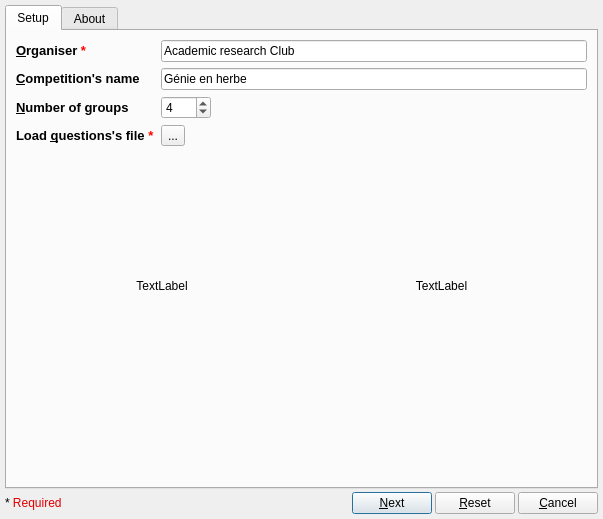
Before: the Qt Designer form include/ui_/DialogAdmin.ui in arcAcemK/LevelManager, drawn with Qt 5.
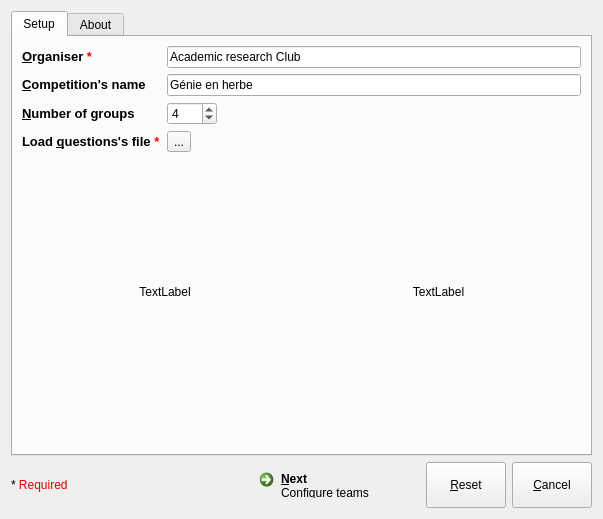
After: the same form once the commit is applied.

What changed in the file:
```diff
--- a/include/ui_/DialogAdmin.ui
+++ b/include/ui_/DialogAdmin.ui
@@ -124,22 +124,7 @@
   <property name="modal">
    <bool>false</bool>
   </property>
-  <layout class="QVBoxLayout" name="verticalLayout" stretch="0,0">
-   <property name="spacing">
-    <number>3</number>
-   </property>
-   <property name="leftMargin">
-    <number>5</number>
-   </property>
-   <property name="topMargin">
-    <number>5</number>
-   </property>
-   <property name="rightMargin">
-    <number>5</number>
-   </property>
-   <property name="bottomMargin">
-    <number>5</number>
-   </property>
+  <layout class="QVBoxLayout" name="verticalLayout">
    <item>
     <widget class="QTabWidget" name="tabContainer">
      <property name="enabled">
@@ -386,43 +371,57 @@
        </property>
        <property name="sizeHint" stdset="0">
         <size>
-         <width>40</width>
+         <width>118</width>
          <height>20</height>
         </size>
        </property>
       </spacer>
      </item>
      <item>
-      <widget class="QPushButton" name="nextBtn">
-       <property name="enabled">
-        <bool>true</bool>
+      <layout class="QHBoxLayout" name="horizontalLayout_2">
+       <item>
+        <widget class="QCommandLinkButton" name="nextBtn">
+         <property name="sizePolicy">
+          <sizepolicy hsizetype="Preferred" vsizetype="Preferred">
+           <horstretch>0</horstretch>
+           <verstretch>0</verstretch>
+          </sizepolicy>
        </property>
        <property name="maximumSize">
         <size>
          <width>16777215</width>
-         <height>16777215</height>
+           <height>46</height>
         </size>
        </property>
        <property name="layoutDirection">
         <enum>Qt::LeftToRight</enum>
        </property>
+         <property name="styleSheet">
+          <string notr="true"/>
+         </property>
        <property name="text">
         <string>&amp;Next</string>
        </property>
        <property name="default">
         <bool>true</bool>
        </property>
-       <property name="flat">
-        <bool>false</bool>
+         <property name="description">
+          <string>Configure teams</string>
        </property>
       </widget>
      </item>
      <item>
       <widget class="QPushButton" name="resetBtn">
+         <property name="sizePolicy">
+          <sizepolicy hsizetype="Preferred" vsizetype="Preferred">
+           <horstretch>0</horstretch>
+           <verstretch>0</verstretch>
+          </sizepolicy>
+         </property>
        <property name="maximumSize">
         <size>
          <width>16777215</width>
-         <height>16777215</height>
+           <height>46</height>
         </size>
        </property>
        <property name="text">
@@ -433,12 +432,20 @@
        </property>
       </widget>
      </item>
+      </layout>
+     </item>
      <item>
       <widget class="QPushButton" name="cancelBtn">
+       <property name="sizePolicy">
+        <sizepolicy hsizetype="Preferred" vsizetype="Preferred">
+         <horstretch>0</horstretch>
+         <verstretch>0</verstretch>
+        </sizepolicy>
+       </property>
        <property name="maximumSize">
         <size>
          <width>16777215</width>
-         <height>16777215</height>
+         <height>46</height>
         </size>
        </property>
        <property name="text">
```
Left out of the diff: 92 changed lines with no effect on the pictures. Lines whose indentation alone changed are shown as unchanged.
